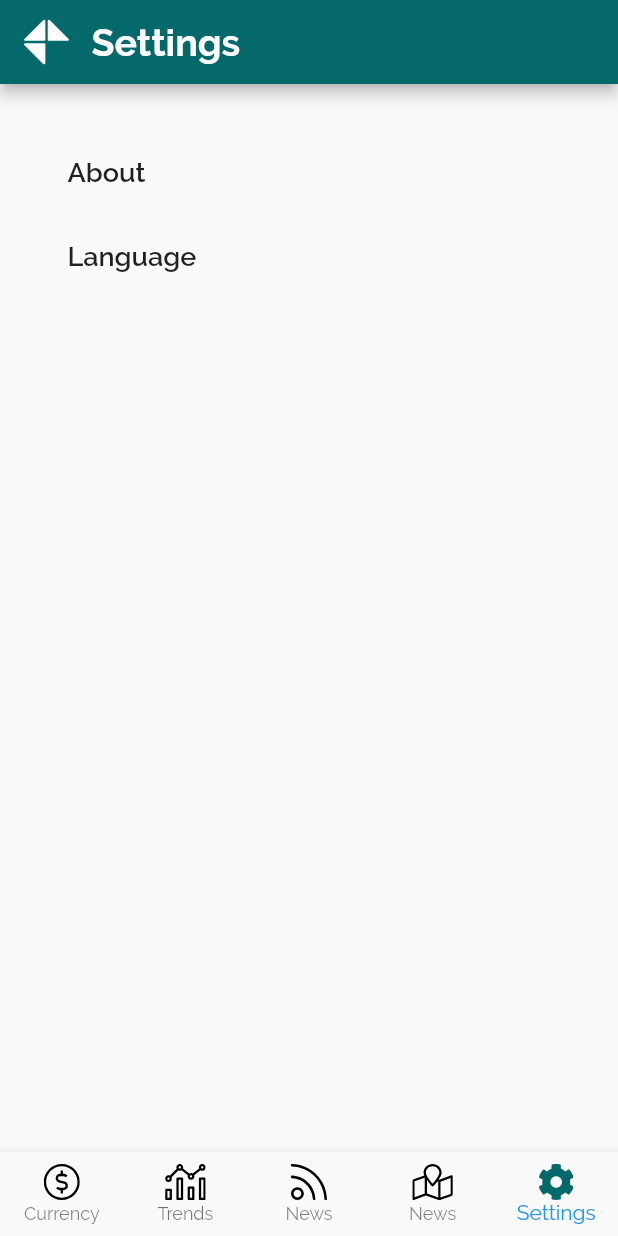
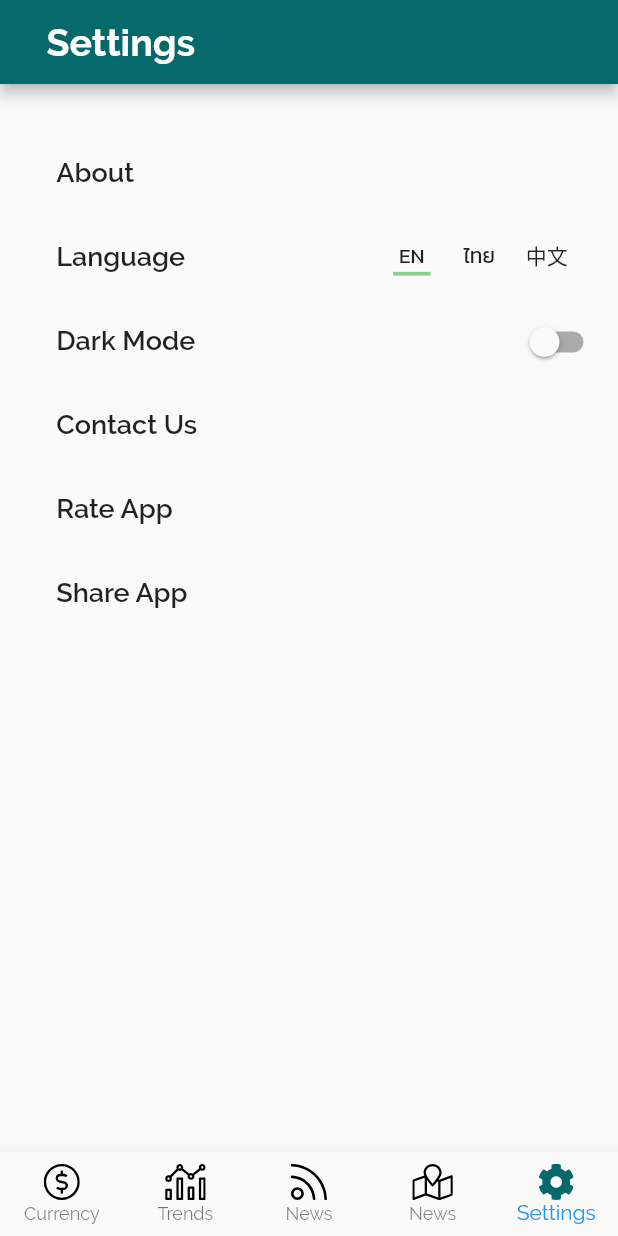
Before and after one commit to nattawut-Mecode/mechange_app, a Flutter app: the screen it shows after launch, item 5 of the bottom bar chosen, on a phone screen of 412 x 824 dp. Run offline on Flutter 3.47's test engine with Material 2 defaults, Android fonts, the phone set to English and light mode, and no system bars; our stand-ins replace flutter_svg.

Commit message:
feat : settings page successful

```diff
--- a/lib/main.dart
+++ b/lib/main.dart
@@ -1,5 +1,7 @@
 import 'package:flutter/material.dart';
 import 'package:flutter_svg/svg.dart';
+import 'package:mechange_app/models/language.dart';
+import 'package:mechange_app/provider/Language.dart';
 
 import 'package:provider/provider.dart';
 
@@ -15,7 +17,9 @@ void main() {
         create: (_) =>
             ThemeProvider(themePrimary: Color.fromRGBO(5, 105, 107, 1))),
     ChangeNotifierProvider(create: (_) => BottomNavigationIndexProvider()),
-    ChangeNotifierProvider(create: (_) => BuyProvider())
+    ChangeNotifierProvider(create: (_) => BuyProvider()),
+    ChangeNotifierProvider(
+        create: (_) => LanguageProvider(language: Language.EN))
   ], child: MyApp()));
 }
 
@@ -43,7 +47,6 @@ class MyHomePage extends StatefulWidget {
 }
 
 class _MyHomePageState extends State<MyHomePage> {
-
   var _listCountry = <String>[
     "USD",
     "JPY",
@@ -78,7 +81,8 @@ class _MyHomePageState extends State<MyHomePage> {
 
   String dropdownValue = "USD";
 
-  BottomNavigationBarItem bottomNavigator(bool active, String activeAsset,String unActiveAsset, String title, ThemeProvider themeProvider) {
+  BottomNavigationBarItem bottomNavigator(bool active, String activeAsset,
+      String unActiveAsset, String title, ThemeProvider themeProvider) {
     return BottomNavigationBarItem(
         icon: SvgPicture.asset(active ? activeAsset : unActiveAsset),
         title: Text(
@@ -86,6 +90,44 @@ class _MyHomePageState extends State<MyHomePage> {
           style: TextStyle(
               color: active ? themeProvider.themePrimary : Colors.black),
         ));
+  }
+
+  AppBar appBar(BottomNavigationIndexProvider selectedIndex,
+      ThemeProvider theme, BuyProvider isBuy) {
+    return AppBar(
+        title: Row(
+          children: [
+            selectedIndex.selectedIndex == 0
+                ? SvgPicture.asset(
+                    "assets/logos/Logo_White_nobg.svg",
+                    width: 30,
+                    height: 30,
+                  )
+                : Container(),
+            SizedBox(width: 15),
+            Text(_listTitle[selectedIndex.selectedIndex],
+                style: TextStyle(
+                    color: Colors.white,
+                    fontSize: 25,
+                    fontWeight: FontWeight.w700)),
+          ],
+        ),
+        actions: [
+          selectedIndex.selectedIndex == 0
+              ? Padding(
+                  padding: const EdgeInsets.only(right: 7.5),
+                  child: IconButton(
+                      icon: Image.asset(
+                        "assets/icons/calculator.png",
+                        width: 25,
+                        height: 25,
+                      ),
+                      onPressed: () {}),
+                )
+              : Container()
+        ],
+        backgroundColor: theme.themePrimary,
+        bottom: bottomAppBar(selectedIndex, isBuy, theme));
   }
 
   Widget dropDownCountry() {
@@ -174,7 +216,8 @@ class _MyHomePageState extends State<MyHomePage> {
     );
   }
 
-  Widget bottomAppBar(BottomNavigationIndexProvider selectedIndex,BuyProvider isBuy, ThemeProvider theme) {
+  Widget bottomAppBar(BottomNavigationIndexProvider selectedIndex,
+      BuyProvider isBuy, ThemeProvider theme) {
     return PreferredSize(
       preferredSize:
           Size.fromHeight(selectedIndex.selectedIndex == 0 ? 52.5 : 0),
@@ -202,39 +245,8 @@ class _MyHomePageState extends State<MyHomePage> {
     final selectedIndex = Provider.of<BottomNavigationIndexProvider>(context);
     final isBuy = Provider.of<BuyProvider>(context);
     return Scaffold(
-      appBar: AppBar(
-          title: Row(
-            children: [
-              SvgPicture.asset(
-                "assets/logos/Logo_White_nobg.svg",
-                width: 30,
-                height: 30,
-              ),
-              SizedBox(width: 15),
-              Text(_listTitle[selectedIndex.selectedIndex],
-                  style: TextStyle(
-                      color: Colors.white,
-                      fontSize: 25,
-                      fontWeight: FontWeight.w700)),
-            ],
-          ),
-          actions: [
-            selectedIndex.selectedIndex == 0
-                ? Padding(
-                    padding: const EdgeInsets.only(right: 7.5),
-                    child: IconButton(
-                        icon: Image.asset(
-                          "assets/icons/calculator.png",
-                          width: 25,
-                          height: 25,
-                        ),
-                        onPressed: () {}),
-                  )
-                : Container()
-          ],
-          backgroundColor: theme.themePrimary,
-          bottom: bottomAppBar(selectedIndex, isBuy, theme)),
-      body: _pages[selectedIndex.selectedIndex] ,
+      appBar: appBar(selectedIndex, theme, isBuy),
+      body: _pages[selectedIndex.selectedIndex],
       bottomNavigationBar: BottomNavigationBar(
         type: BottomNavigationBarType.fixed,
         onTap: (index) {
--- a/lib/pages/settings.dart
+++ b/lib/pages/settings.dart
@@ -1,4 +1,5 @@
 import 'package:flutter/material.dart';
+import 'package:mechange_app/provider/Language.dart';
 import 'package:mechange_app/provider/theme.dart';
 import 'package:provider/provider.dart';
 
@@ -28,20 +29,111 @@ class _SettingsPageState extends State<SettingsPage>
     _controller.dispose();
   }
 
+  Widget languageButton(bool active, Function action, String text) {
+    return SizedBox(
+      width: 45,
+      child: FlatButton(
+        padding: EdgeInsets.only(),
+        child: Column(
+          mainAxisAlignment: MainAxisAlignment.center,
+          children: [
+            Text(
+              text,
+              style: TextStyle(fontFamily: "Kanit"),
+            ),
+            Container(
+              width: 25,
+              height: 2.5,
+              color: active
+                  ? Color.fromRGBO(143, 204, 147, 1)
+                  : Colors.transparent,
+            )
+          ],
+        ),
+        onPressed: action,
+      ),
+    );
+  }
+
+  Widget selectLanguageBar(LanguageProvider language) {
+    return SizedBox(
+      width: 150,
+      height: 37.5,
+      child: Row(
+        children: [
+          languageButton(language.language == Language.EN, () {
+            language.changeLanguage(Language.EN);
+          }, "EN"),
+          languageButton(language.language == Language.TH, () {
+            language.changeLanguage(Language.TH);
+          }, "ไทย"),
+          languageButton(language.language == Language.CN, () {
+            language.changeLanguage(Language.CN);
+          }, "中文")
+        ],
+      ),
+    );
+  }
+
   @override
   Widget build(BuildContext context) {
     final theme = Provider.of<ThemeProvider>(context);
+    final language = Provider.of<LanguageProvider>(context);
     return SingleChildScrollView(
       child: Padding(
-        padding: EdgeInsets.only(left: 45,top: 32,right: 30),
+        padding: EdgeInsets.only(left: 27.5, top: 32, right: 10),
         child: Column(
           children: [
             FlatButton(
               padding: EdgeInsets.only(),
-              child: ListTile(contentPadding: EdgeInsets.only(),leading : Text("About", style: TextStyle(fontSize: 18,fontWeight: FontWeight.w600))),
+              child: ListTile(
+                  contentPadding: EdgeInsets.only(left: 10),
+                  leading: Text("About",
+                      style: TextStyle(
+                          fontSize: 18, fontWeight: FontWeight.w600))),
               onPressed: () {},
             ),
-            ListTile(contentPadding: EdgeInsets.only(),leading : Text("Language", style: TextStyle(fontSize: 18,fontWeight: FontWeight.w600)))
+            ListTile(
+              contentPadding: EdgeInsets.only(left: 10),
+              leading: Text("Language",
+                  style: TextStyle(fontSize: 18, fontWeight: FontWeight.w600)),
+              trailing: selectLanguageBar(language),
+            ),
+            ListTile(
+              contentPadding: EdgeInsets.only(left: 10),
+              leading: Text("Dark Mode",
+                  style: TextStyle(fontSize: 18, fontWeight: FontWeight.w600)),
+              trailing: Switch(activeColor: theme.themePrimary,value: theme.brightness == Brightness.dark, onChanged: (value){
+                theme.brightness == Brightness.dark? theme.switchToDarkMode(false):theme.switchToDarkMode(true);
+              }),
+            ),
+            FlatButton(
+              padding: EdgeInsets.only(),
+              child: ListTile(
+                  contentPadding: EdgeInsets.only(left: 10),
+                  leading: Text("Contact Us",
+                      style: TextStyle(
+                          fontSize: 18, fontWeight: FontWeight.w600))),
+              onPressed: () {},
+            ),
+            FlatButton(
+              padding: EdgeInsets.only(),
+              child: ListTile(
+                  contentPadding: EdgeInsets.only(left: 10),
+                  leading: Text("Rate App",
+                      style: TextStyle(
+                          fontSize: 18, fontWeight: FontWeight.w600))),
+              onPressed: () {},
+            ),
+            FlatButton(
+              padding: EdgeInsets.only(),
+              child: ListTile(
+                  contentPadding: EdgeInsets.only(left: 10),
+                  leading: Text("Share App",
+                      style: TextStyle(
+                          fontSize: 18, fontWeight: FontWeight.w600))),
+              onPressed: () {},
+            ),
           ],
         ),
       ),
--- a/lib/provider/language.dart
+++ b/lib/provider/language.dart
@@ -8,5 +8,6 @@ class LanguageProvider with ChangeNotifier{
 
   changeLanguage(Language language){
     this.language = language;
+    notifyListeners();
   }
 }
```
